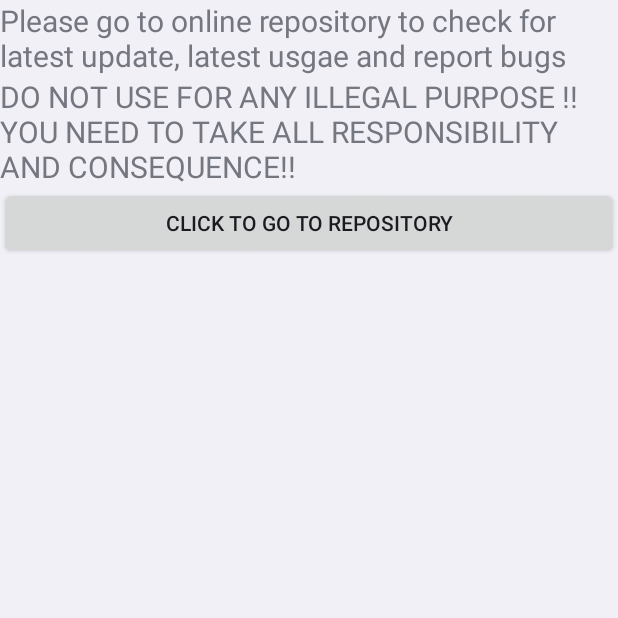
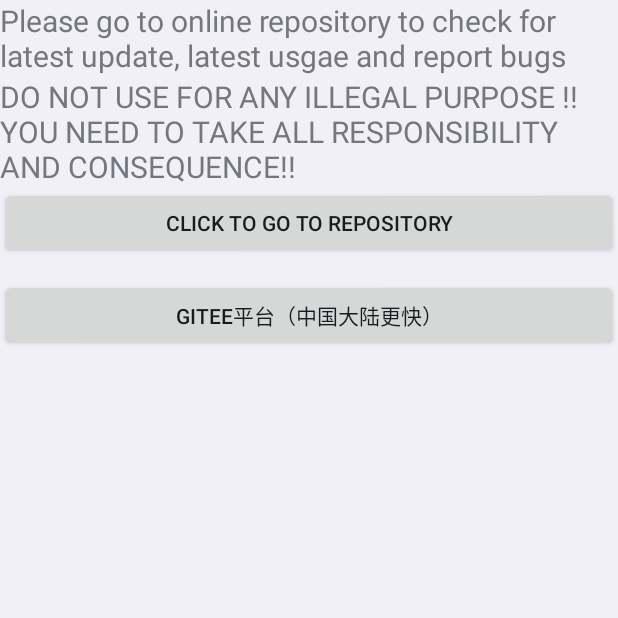
Before and after one commit to w2016561536/android_virtual_cam, an Android app: the screen it shows after launch (MainActivity), on a phone screen of 412 x 824 dp, the top half of it. Run offline under Robolectric (Android 15) with nearby library versions, the phone set to English and light mode, and no system bars.

Commit message:
添加CameraX库支持（不是很稳定） 稍微整理如屎山的代码 添加Gitee仓库入口 修改FAQ
Add cameraX library support (not very stable)(like snapchat, you can only record, but you can't take picture)
Sort out the code
add Gitee repo entrance
edit FAQ

```diff
--- a/app/src/main/java/com/example/vcam/MainActivity.java
+++ b/app/src/main/java/com/example/vcam/MainActivity.java
@@ -30,6 +30,14 @@ public class MainActivity extends Activity {
             }
         });
 
-
+        Button repo_button_chinamainland = findViewById(R.id.button2);
+        repo_button_chinamainland.setOnClickListener(new View.OnClickListener() {
+            @Override
+            public void onClick(View view) {
+                Uri uri = Uri.parse("https://gitee.com/w2016561536/android_virtual_cam");
+                Intent intent = new Intent(Intent.ACTION_VIEW, uri);
+                startActivity(intent);
+            }
+        });
     }
 }
--- a/app/src/main/res/layout/activity_main.xml
+++ b/app/src/main/res/layout/activity_main.xml
@@ -28,5 +28,12 @@
             android:layout_width="match_parent"
             android:layout_height="wrap_content"
             android:text="@string/click_to_go_to_repo" />
+
+        <Button
+            android:id="@+id/button2"
+            android:layout_width="match_parent"
+            android:layout_height="wrap_content"
+            android:layout_marginTop="20px"
+            android:text="Gitee平台（中国大陆更快）" />
     </LinearLayout>
 </ScrollView>
```
Also changed, not shown: 4 other files.
